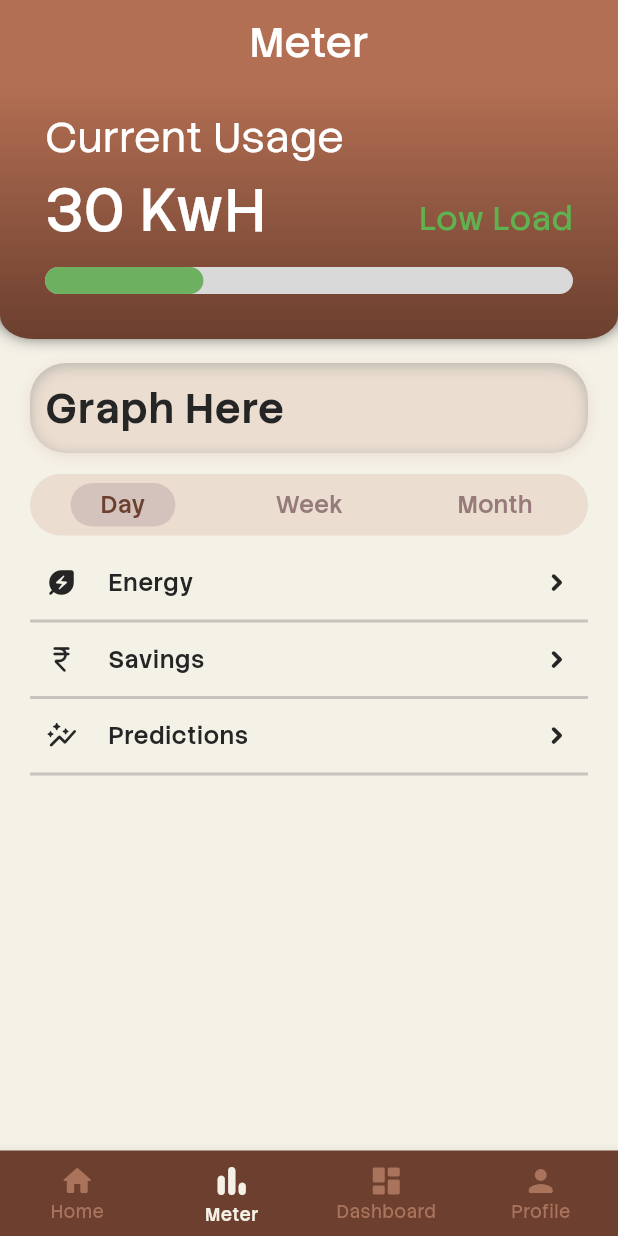
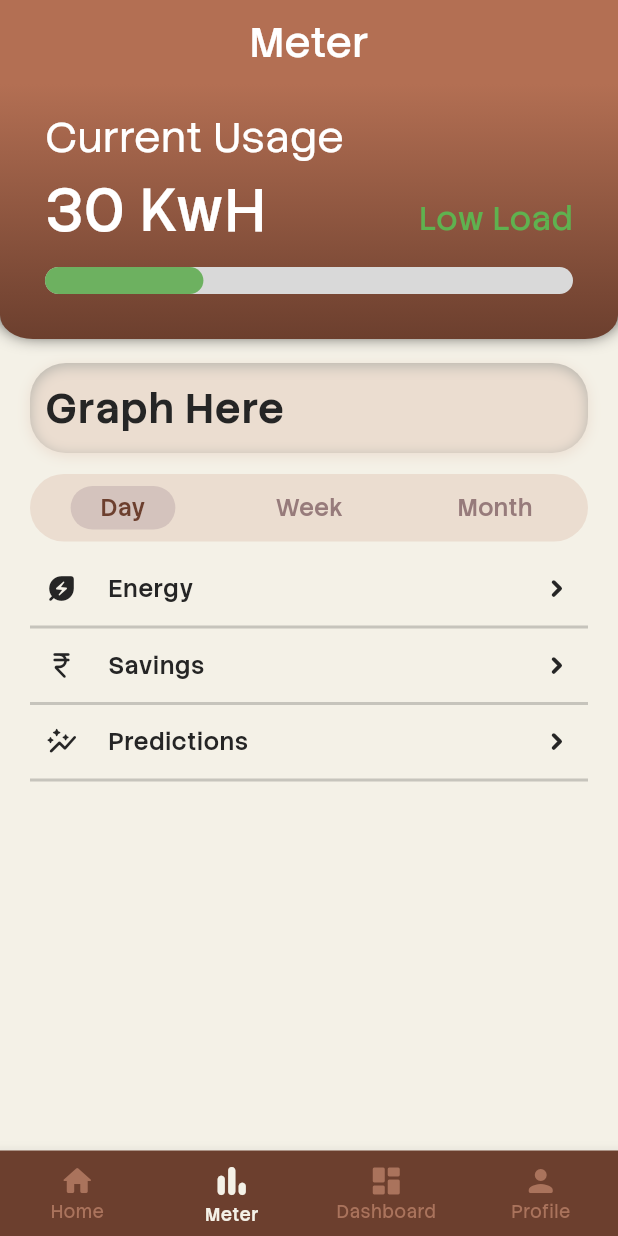
Before and after one commit to Sheikh-Rashdan/novalume-app, a Flutter app: the screen it shows after launch, item 2 of the bottom bar chosen, on a phone screen of 412 x 824 dp. Run offline on Flutter 3.47's test engine with Material 3 defaults, Android fonts, the phone set to English and light mode, and no system bars; missing offline and left inert: flutter_bubble_chart_plus.

Commit message:
Changed SegmentedButtonTheme to increase vertical padding by 2 units

```diff
--- a/lib/main.dart
+++ b/lib/main.dart
@@ -46,7 +46,7 @@ class MainApp extends StatelessWidget {
             selectedForegroundColor: KColors.brownTextColor,
             textStyle: KTextStyles.medium16,
             side: BorderSide.none,
-            padding: const EdgeInsets.symmetric(vertical: 10),
+            padding: const EdgeInsets.symmetric(vertical: 12),
           ),
         ),
         iconButtonTheme: IconButtonThemeData(
```
